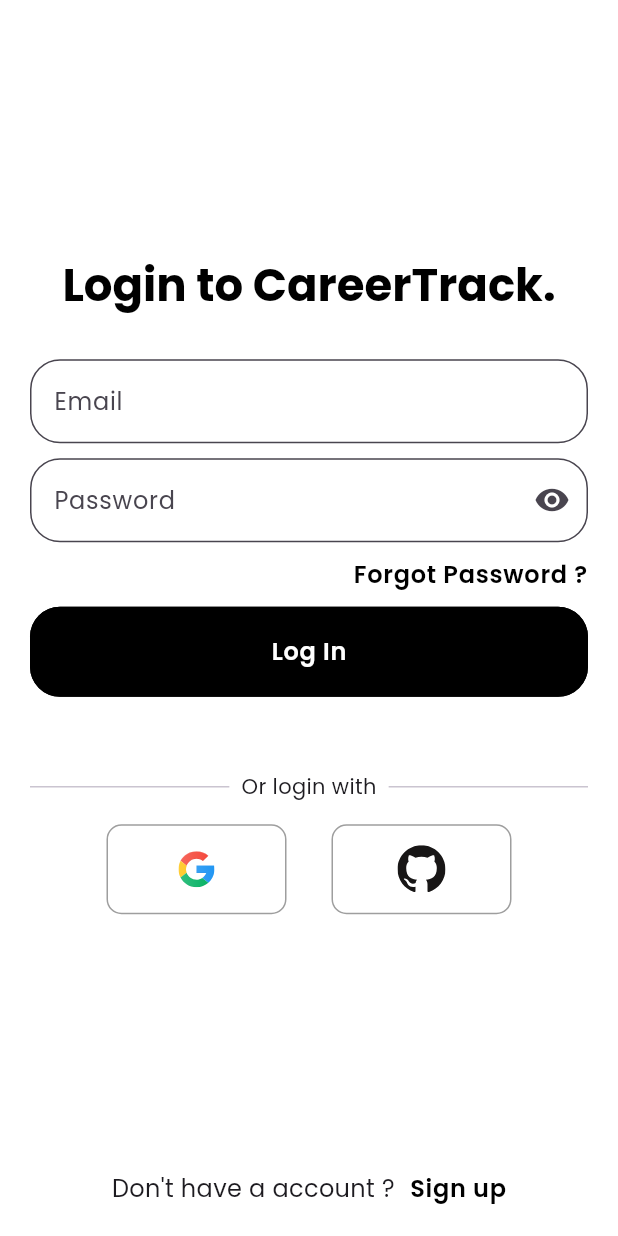
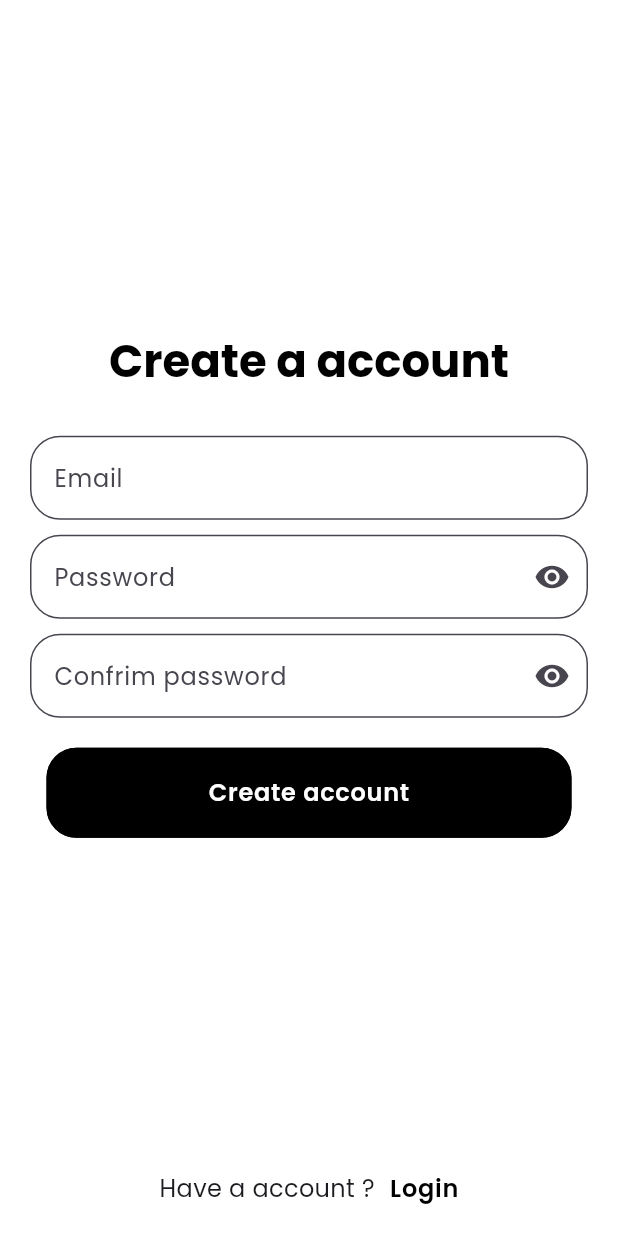
Before and after one commit to mohansriram-r/roadmap-repo, a Flutter app: the screen it shows after launch, on a phone screen of 412 x 824 dp. Run offline on Flutter 3.47's test engine with Material 3 defaults, Android fonts, the phone set to English and light mode, and no system bars; our stand-ins replace firebase_auth, firebase_core, flutter_svg; accounts and stored records are empty.

Commit message:
authentication screens ui completed

```diff
--- a/roadmap_app/lib/app.dart
+++ b/roadmap_app/lib/app.dart
@@ -1,7 +1,8 @@
 import 'package:flutter/material.dart';
-import 'package:roadmap_app/screens/create_account/create_account_screen.dart';
-import 'package:roadmap_app/screens/login/login_screen.dart';
-import 'package:roadmap_app/screens/start/strat_screen.dart';
+import 'package:roadmap_app/screens/authentication/create_account/create_account_screen.dart';
+import 'package:roadmap_app/screens/authentication/create_account/email_and_pass_screen.dart';
+import 'package:roadmap_app/screens/authentication/login/login_screen.dart';
+import 'package:roadmap_app/screens/authentication/start/strat_screen.dart';
 import 'package:roadmap_app/utils/theme/theme.dart';
 
 class App extends StatelessWidget {
@@ -13,7 +14,7 @@ class App extends StatelessWidget {
     return MaterialApp(
       debugShowCheckedModeBanner: false,
       theme: CThemeData.lightThemeData,
-      home: LoginScreen(),
+      home: EmailAndPassScreen(),
     );
   }
 }
--- /dev/null
+++ b/roadmap_app/lib/screens/authentication/common_widgets/outline_button.dart
@@ -0,0 +1,34 @@
+import 'package:flutter/material.dart';
+import 'package:roadmap_app/utils/constants/colors.dart';
+
+class COutlineButton extends StatelessWidget {
+  const COutlineButton(
+      {super.key,
+      this.isBlack = true,
+      required this.text,
+      required this.onTap});
+
+  final bool isBlack;
+  final String text;
+  final void Function() onTap;
+
+  @override
+  Widget build(BuildContext context) {
+    return OutlinedButton(
+      onPressed: () {},
+      style: OutlinedButton.styleFrom(
+        fixedSize: const Size(350, 60),
+        backgroundColor:
+            isBlack ? CColors.secondaryColor : CColors.primaryColor,
+        foregroundColor:
+            isBlack ? CColors.primaryColor : CColors.secondaryColor,
+      ),
+      child: Text(
+        text,
+        style: isBlack
+            ? Theme.of(context).textTheme.labelMedium
+            : Theme.of(context).textTheme.labelSmall,
+      ),
+    );
+  }
+}
--- /dev/null
+++ b/roadmap_app/lib/screens/authentication/create_account/email_and_pass_screen.dart
@@ -0,0 +1,94 @@
+import 'package:flutter/material.dart';
+import 'package:roadmap_app/screens/authentication/common_widgets/outline_button.dart';
+import 'package:roadmap_app/screens/authentication/common_widgets/text_field.dart';
+import 'package:roadmap_app/screens/authentication/create_account/custom_widget/ca_outline_button.dart';
+import 'package:roadmap_app/utils/constants/colors.dart';
+import 'package:roadmap_app/utils/theme/custom_widgets/outline_button_theme.dart';
+
+class EmailAndPassScreen extends StatelessWidget {
+  const EmailAndPassScreen({super.key});
+
+  @override
+  Widget build(BuildContext context) {
+    final TextEditingController _emailController = TextEditingController();
+    final TextEditingController _passwordController = TextEditingController();
+    final TextEditingController _confrimPasswordController =
+        TextEditingController();
+    return Scaffold(
+      body: Center(
+        child: Padding(
+          padding: const EdgeInsets.symmetric(horizontal: 20),
+          child: Column(
+            mainAxisAlignment: MainAxisAlignment.center,
+            children: [
+              Flexible(
+                flex: 1,
+                child: Container(),
+              ),
+              Text(
+                "Create a account",
+                style: Theme.of(context).textTheme.headlineLarge,
+              ),
+              const SizedBox(
+                height: 30,
+              ),
+              CTextField(
+                hintText: "Email",
+                controller: _emailController,
+              ),
+              const SizedBox(
+                height: 10,
+              ),
+              CTextField(
+                hintText: "Password",
+                controller: _passwordController,
+                isPass: true,
+              ),
+              const SizedBox(
+                height: 10,
+              ),
+              CTextField(
+                hintText: "Confrim password",
+                controller: _confrimPasswordController,
+                isPass: true,
+              ),
+              const SizedBox(
+                height: 20,
+              ),
+              COutlineButton(
+                text: "Create account",
+                onTap: () {},
+              ),
+              Flexible(
+                flex: 1,
+                child: Container(),
+              ),
+              Row(
+                mainAxisAlignment: MainAxisAlignment.center,
+                children: [
+                  const Text(
+                    "Have a account ?",
+                    style: TextStyle(fontSize: 16),
+                  ),
+                  const SizedBox(
+                    width: 10,
+                  ),
+                  GestureDetector(
+                    onTap: () {},
+                    child: Text(
+                      "Login",
+                      style: Theme.of(context).textTheme.labelSmall,
+                    ),
+                  ),
+                ],
+              ),
+              const SizedBox(
+                height: 20,
+              ),
+            ],
+          ),
+        ),
+      ),
+    );
+  }
+}
--- a/roadmap_app/lib/screens/login/login_screen.dart
+++ b/roadmap_app/lib/screens/authentication/login/login_screen.dart
@@ -2,8 +2,9 @@ import 'dart:math';
 
 import 'package:flutter/material.dart';
 import 'package:flutter_svg/flutter_svg.dart';
-import 'package:roadmap_app/screens/common_widgets/text_field.dart';
-import 'package:roadmap_app/screens/login/custom_widget/icon_login.dart';
+import 'package:roadmap_app/screens/authentication/common_widgets/outline_button.dart';
+import 'package:roadmap_app/screens/authentication/common_widgets/text_field.dart';
+import 'package:roadmap_app/screens/authentication/login/custom_widget/icon_login.dart';
 import 'package:roadmap_app/utils/constants/colors.dart';
 import 'package:roadmap_app/utils/constants/icon_strings.dart';
 import 'package:roadmap_app/utils/constants/text_strings.dart';
@@ -16,7 +17,6 @@ class LoginScreen extends StatelessWidget {
   @override
   Widget build(BuildContext context) {
     return Scaffold(
-      backgroundColor: CColors.primaryColor,
       body: Center(
         child: Padding(
           padding: const EdgeInsets.symmetric(horizontal: 20),
@@ -62,17 +62,9 @@ class LoginScreen extends StatelessWidget {
               const SizedBox(
                 height: 10,
               ),
-              OutlinedButton(
-                onPressed: () {},
-                style: OutlinedButton.styleFrom(
-                  fixedSize: const Size(350, 60),
-                  backgroundColor: CColors.secondaryColor,
-                  foregroundColor: CColors.primaryColor,
-                ),
-                child: Text(
-                  "Log In",
-                  style: Theme.of(context).textTheme.labelMedium,
-                ),
+              COutlineButton(
+                text: "Log in",
+                onTap: () {},
               ),
               const SizedBox(
                 height: 50,
--- a/roadmap_app/lib/utils/theme/theme.dart
+++ b/roadmap_app/lib/utils/theme/theme.dart
@@ -12,5 +12,6 @@ class CThemeData {
     textTheme: CTextTheme.lightTextTheme,
     outlinedButtonTheme: COutlineButtonTheme.lightoutlinedButtonTheme,
     primaryColor: CColors.primaryColor,
+    scaffoldBackgroundColor: CColors.primaryColor,
   );
 }
--- a/roadmap_app/pubspec.yaml
+++ b/roadmap_app/pubspec.yaml
@@ -37,6 +37,7 @@ dependencies:
   cupertino_icons: ^1.0.8
   firebase_core: ^3.8.0
   flutter_svg: ^2.0.16
+  firebase_auth: ^5.3.4
 
 dev_dependencies:
   flutter_test:
```
Also changed, not shown: roadmap_app/lib/data/services/auth_service.dart (added, +19 -0 lines), roadmap_app/lib/screens/authentication/create_account/create_account_screen.dart (added, +77 -0 lines), roadmap_app/lib/screens/authentication/start/strat_screen.dart (renamed from roadmap_app/lib/screens/create_account/create_account_screen.dart, +13 -17 lines), roadmap_app/lib/screens/start/strat_screen.dart (deleted, +0 -58 lines), roadmap_app/firebase.json (added), roadmap_app/lib/firebase_options.dart (added), roadmap_app/lib/screens/authentication/common_widgets/text_field.dart (renamed from roadmap_app/lib/screens/common_widgets/text_field.dart), roadmap_app/lib/screens/authentication/create_account/custom_widget/ca_outline_button.dart (renamed from roadmap_app/lib/screens/create_account/custom_widget/ca_outline_button.dart), roadmap_app/lib/screens/authentication/login/custom_widget/icon_login.dart (renamed from roadmap_app/lib/screens/login/custom_widget/icon_login.dart), roadmap_app/pubspec.lock, 6 other files.
